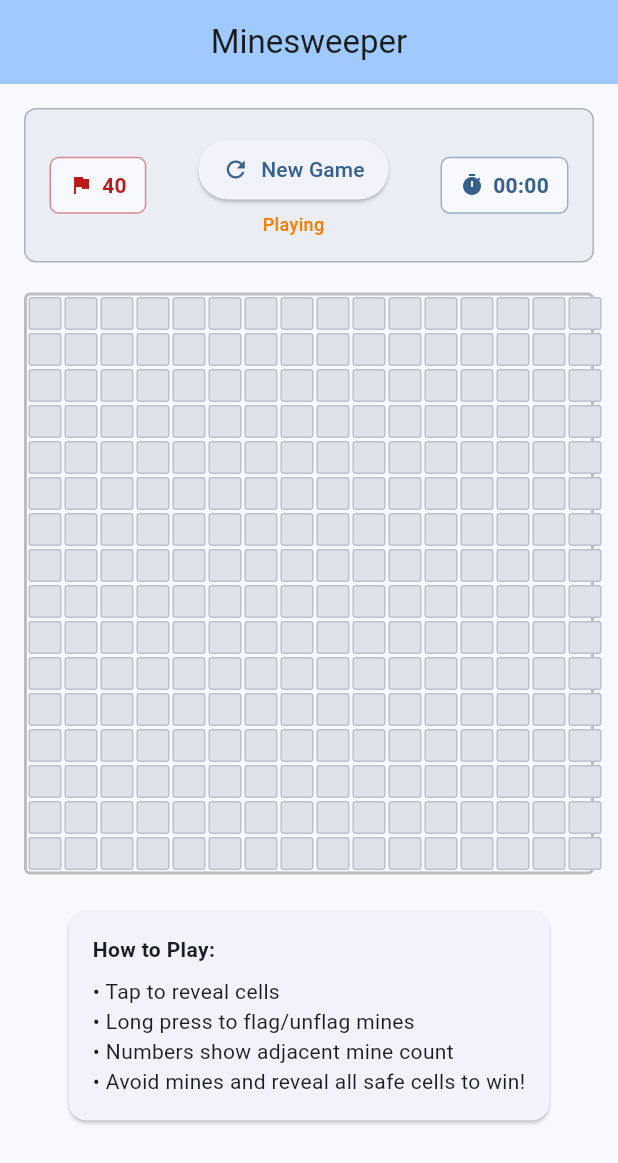
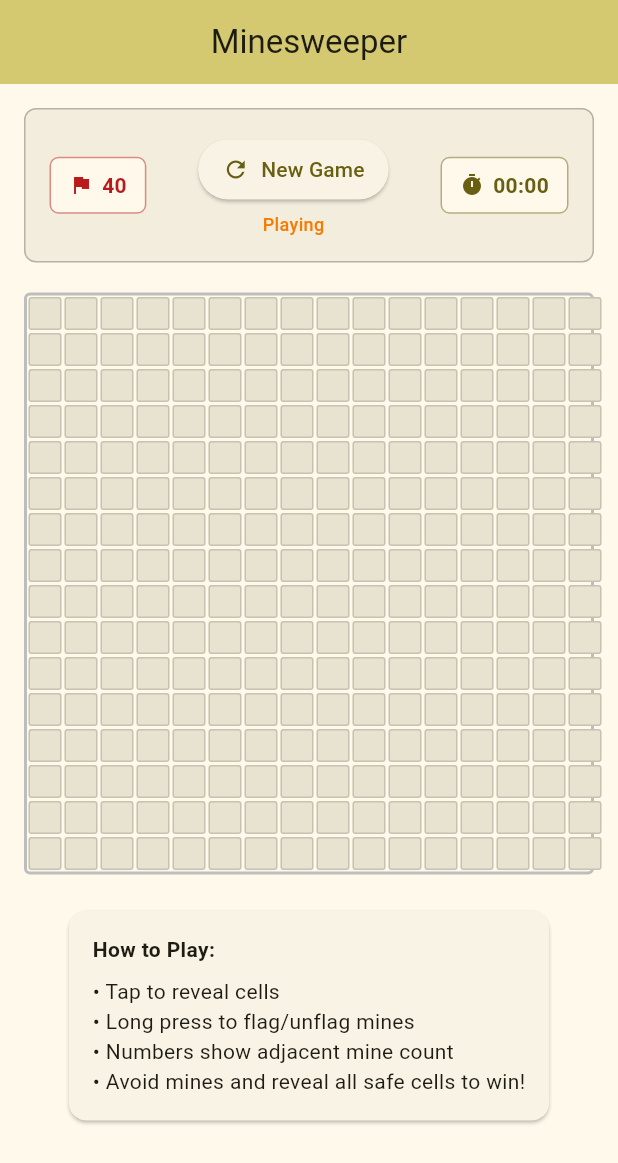
Before and after one commit to BirjuVachhani/mine_sweeper, a Flutter app: the screen it shows after launch, on a phone screen of 412 x 824 dp. Shown: the top 1163 px of the screen. Run offline on Flutter 3.47's test engine with Material 3 defaults, Android fonts, the phone set to English and light mode, and no system bars.

Commit message:
Change seed color from blue to yellow

```diff
--- a/lib/main.dart
+++ b/lib/main.dart
@@ -14,14 +14,14 @@ class MinesweeperApp extends StatelessWidget {
       title: 'Minesweeper',
       theme: ThemeData(
         colorScheme: ColorScheme.fromSeed(
-          seedColor: Colors.blue,
+          seedColor: Colors.yellow,
           brightness: Brightness.light,
         ),
         useMaterial3: true,
       ),
       darkTheme: ThemeData(
         colorScheme: ColorScheme.fromSeed(
-          seedColor: Colors.blue,
+          seedColor: Colors.yellow,
           brightness: Brightness.dark,
         ),
         useMaterial3: true,
```
